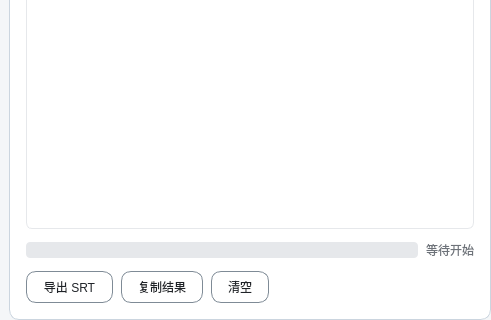
This is src/Modules/Translator/subtitletranslation.ui in Harland-Liwalit/qSrtTool as Qt 5 draws it before an edit; both pictures show x 489 to 980 and y 420 to 740 of the 980 by 740 pixel window. The edited form follows.
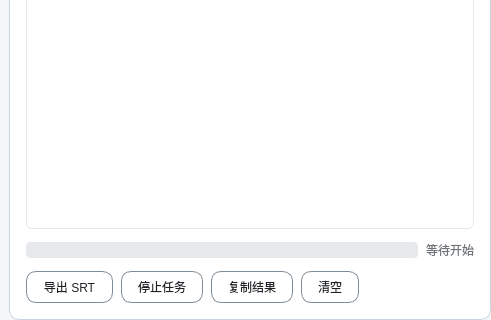
This is the edited form. Icons and pictures are not drawn.

```diff
--- a/src/Modules/Translator/subtitletranslation.ui
+++ b/src/Modules/Translator/subtitletranslation.ui
@@ -690,6 +690,13 @@
             </property>
            </widget>
           </item>
+            <item>
+             <widget class="QPushButton" name="stopTaskButton">
+              <property name="text">
+               <string>停止任务</string>
+              </property>
+             </widget>
+            </item>
           <item>
            <widget class="QPushButton" name="copyResultButton">
             <property name="text">
```
Left out of the diff: 5 changed lines with no effect on the pictures.
